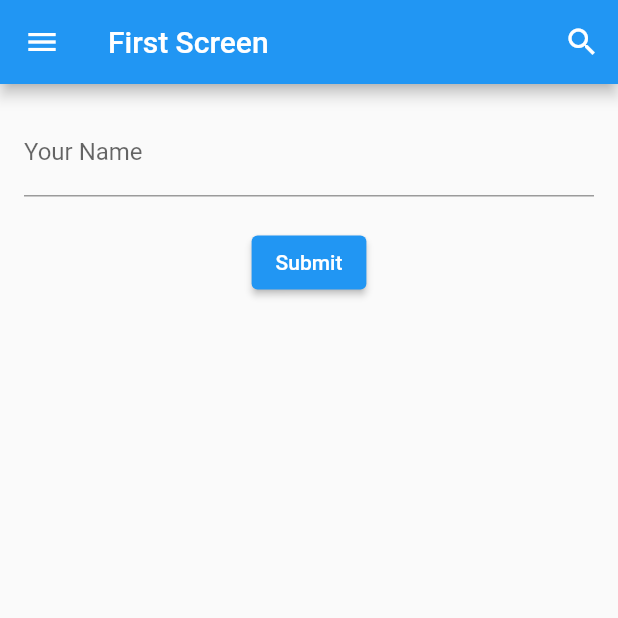
After one commit to jonrysimbolon/flutter_app_2, a Flutter app: the FourScreen screen opened directly, on a phone screen of 412 x 824 dp, the top half of it. The commit adds this screen. Run offline on Flutter 3.47's test engine with Material 2 defaults, Android fonts, the phone set to English and light mode, and no system bars.

Commit message:
Input Widget

```diff
--- a/lib/main.dart
+++ b/lib/main.dart
@@ -1,7 +1,9 @@
 import 'package:flutter/material.dart';
+//import 'package:flutter_app_2/textfield_button_controller.dart';
 //import 'package:flutter_app_2/first_screen.dart';
 //import 'package:flutter_app_2/second_screen.dart';
 import 'package:flutter_app_2/third_screen.dart';
+//import 'package:flutter_app_2/textfield_button_onchanged.dart';
 
 void main() {
   runApp(const MyApp());
@@ -20,6 +22,8 @@ class MyApp extends StatelessWidget {
       //home: const FirstScreen(),
       //home: const SecondScreen(),
       home: const ThirdScreen(),
+      //home: const FourScreen(),
+      //home: const FiveScreen(),
     );
   }
 }
--- /dev/null
+++ b/lib/textfield_button_onchanged.dart
@@ -0,0 +1,61 @@
+import 'package:flutter/material.dart';
+
+class FourScreen extends StatefulWidget {
+  const FourScreen({Key? key}) : super(key: key);
+
+  @override
+  State<StatefulWidget> createState() => _FourScreen();
+}
+
+class _FourScreen extends State<FourScreen> {
+  String _name = '';
+  @override
+  Widget build(BuildContext context) {
+    return Scaffold(
+        appBar: AppBar(
+          title: const Text('First Screen'),
+          actions: [
+            IconButton(
+                tooltip: 'Search',
+                onPressed: () {},
+                icon: const Icon(
+                  Icons.search,
+                  color: Colors.white,
+                )),
+          ],
+          leading: IconButton(
+            tooltip: 'Drawer',
+            icon: const Icon(Icons.menu, color: Colors.white),
+            onPressed: () {},
+          ),
+        ),
+        body: Padding(
+          padding: const EdgeInsets.all(16.0),
+          child: Column(children: [
+            TextField(
+              decoration: const InputDecoration(
+                hintText: 'Write your name here...',
+                labelText: 'Your Name',
+              ),
+              onChanged: (String value) {
+                setState(() {
+                  _name = value;
+                });
+              },
+            ),
+            const SizedBox(height: 20),
+            ElevatedButton(
+                onPressed: () {
+                  showDialog(
+                      context: context,
+                      builder: (context) {
+                        return AlertDialog(
+                          content: Text('Hello, $_name'),
+                        );
+                      });
+                },
+                child: const Text('Submit'))
+          ]),
+        ));
+  }
+}
```
Also changed, not shown: lib/textfield_button_controller.dart (added, +65 -0 lines), lib/third_screen.dart (+52 -21 lines).
